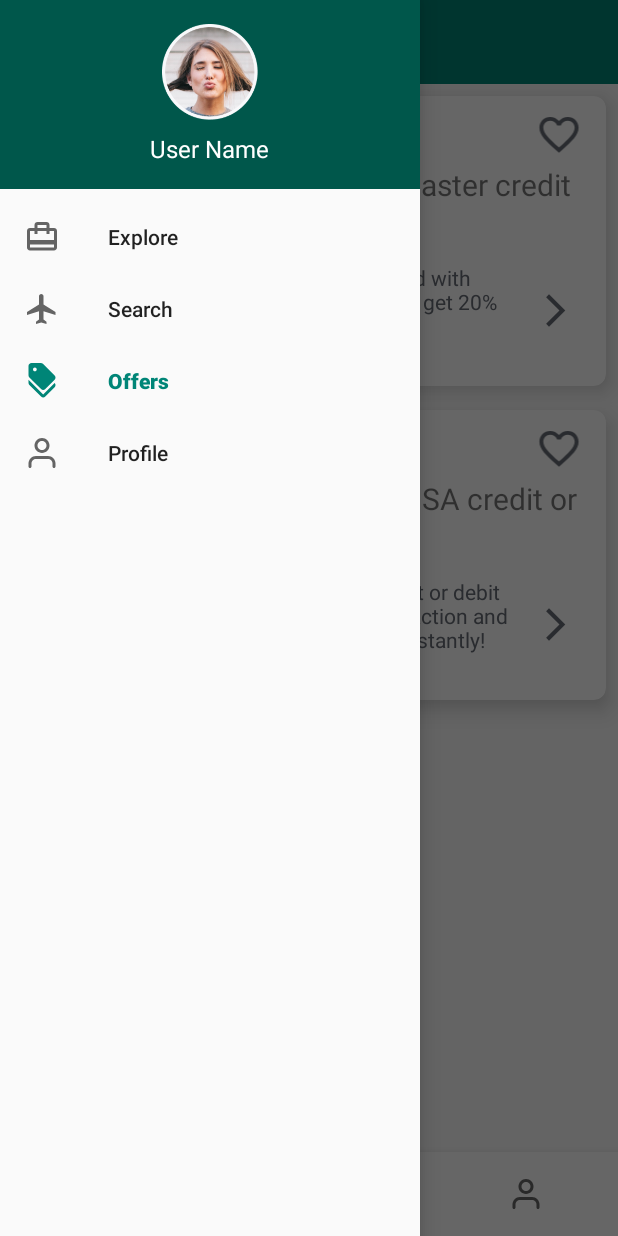
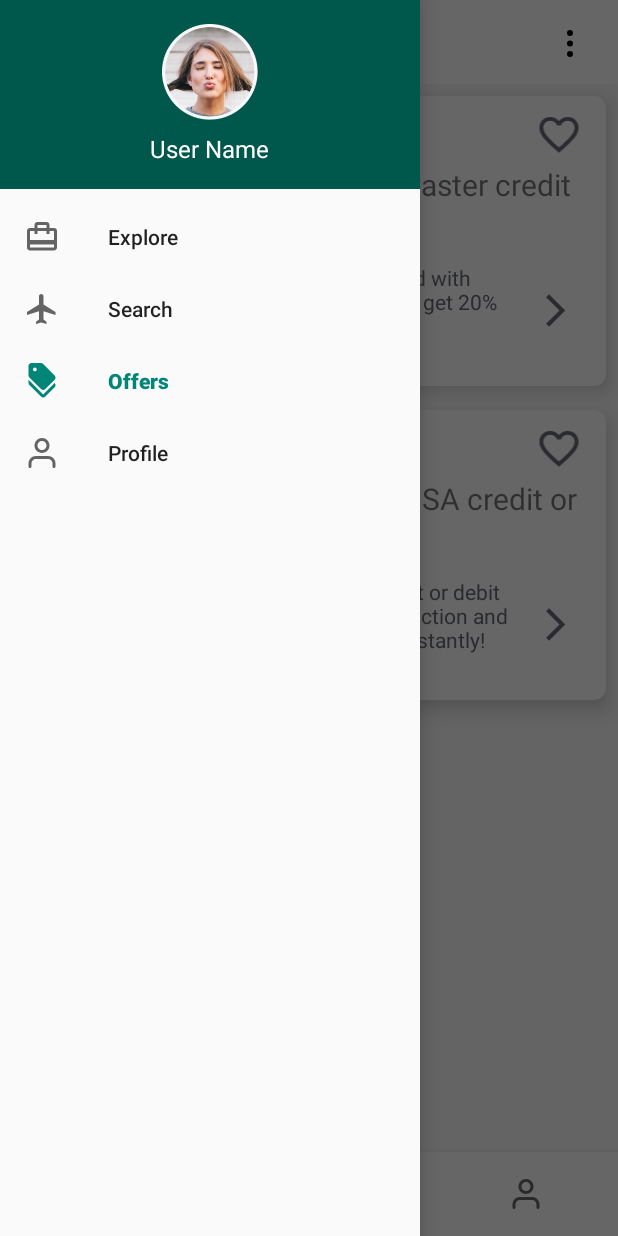
Before and after one commit to matiasaratano/flickeflight-BE4, an Android app: the screen it shows after launch (MainActivity), with the side drawer open, on a phone screen of 412 x 824 dp. Run offline under Robolectric (Android 15) with nearby library versions, the phone set to English and light mode, and no system bars; our stand-ins replace navigation-ui; Roboto replaces fonts that are not available here.

Commit message:
se agrega toolbar, se cambia color y se colocan imagenes

```diff
--- a/app/src/main/java/com/manadigital/recyclerview1/activities/MainActivity.kt
+++ b/app/src/main/java/com/manadigital/recyclerview1/activities/MainActivity.kt
@@ -1,8 +1,10 @@
 package com.manadigital.recyclerview1.activities
 
+import android.graphics.PorterDuff
 import androidx.appcompat.app.AppCompatActivity
 import android.os.Bundle
 import androidx.appcompat.widget.Toolbar
+import androidx.core.content.ContextCompat
 import androidx.drawerlayout.widget.DrawerLayout
 import androidx.navigation.fragment.NavHostFragment
 import androidx.navigation.ui.NavigationUI
--- a/app/src/main/java/com/manadigital/recyclerview1/fragments/OfferFragment.kt
+++ b/app/src/main/java/com/manadigital/recyclerview1/fragments/OfferFragment.kt
@@ -21,6 +21,7 @@ class OfferFragment : Fragment(), OnItemClickedListener{
     lateinit var recOffers : RecyclerView
 
     var offers : MutableList<Offers> = ArrayList()
+
     private lateinit var linearLayoutManager: LinearLayoutManager
     private lateinit var offerListAdapter: OfferListAdapter
 
--- a/app/src/main/res/layout/activity_main.xml
+++ b/app/src/main/res/layout/activity_main.xml
@@ -44,11 +44,44 @@
                 android:id="@+id/toolbar"
                 android:layout_width="match_parent"
                 android:layout_height="?attr/actionBarSize"
-                android:background="?attr/colorPrimary"
-                android:theme="@style/ThemeOverlay.AppCompat.Dark.ActionBar"
+                android:background="#FFFFFF"
+                app:layout_constraintEnd_toEndOf="parent"
                 app:layout_constraintStart_toStartOf="parent"
-                app:layout_constraintTop_toTopOf="parent"
-                app:popupTheme="@style/ThemeOverlay.AppCompat.Light" />
+                app:layout_constraintTop_toTopOf="parent">
+
+
+                <androidx.constraintlayout.widget.ConstraintLayout
+                    android:layout_width="match_parent"
+                    android:layout_height="match_parent">
+
+                    <TextView
+                        android:id="@+id/toolbar_title"
+                        android:layout_width="wrap_content"
+                        android:layout_height="wrap_content"
+                        android:text="Your Title"
+                        android:layout_marginEnd="50dp"
+                        android:textColor="#000000"
+                        android:textSize="20sp"
+                        app:layout_constraintBottom_toBottomOf="parent"
+                        app:layout_constraintEnd_toEndOf="parent"
+                        app:layout_constraintHorizontal_bias="0.5"
+                        app:layout_constraintStart_toStartOf="parent"
+                        app:layout_constraintTop_toTopOf="parent" />
+
+                    <ImageView
+                        android:id="@+id/more_vert"
+                        android:layout_width="32dp"
+                        android:layout_height="32dp"
+                        android:layout_marginEnd="16dp"
+                        android:contentDescription="@string/more_options"
+                        android:src="@drawable/ic_more_vert"
+                        app:layout_constraintBottom_toBottomOf="parent"
+                        app:layout_constraintEnd_toEndOf="parent"
+                        app:layout_constraintTop_toTopOf="parent" />
+
+                </androidx.constraintlayout.widget.ConstraintLayout>
+
+            </androidx.appcompat.widget.Toolbar>
 
             <androidx.recyclerview.widget.RecyclerView
                 android:id="@+id/offers_recyclerview"
--- a/app/src/main/res/layout/fragment_search.xml
+++ b/app/src/main/res/layout/fragment_search.xml
@@ -243,11 +243,10 @@
         android:id="@+id/offers_horizontalRV"
         android:layout_width="wrap_content"
         android:layout_height="wrap_content"
+        android:layout_marginTop="40dp"
         android:scrollbars="horizontal"
-        android:layout_marginTop="40dp"
-        android:layout_marginStart="15dp"
+        app:layout_constraintStart_toStartOf="parent"
         app:layout_constraintTop_toBottomOf="@id/main_container"
-        app:layout_constraintStart_toStartOf="parent"
         tools:ignore="MissingConstraints" />
 
 </androidx.constraintlayout.widget.ConstraintLayout>
--- a/app/src/main/res/navigation/navgraph.xml
+++ b/app/src/main/res/navigation/navgraph.xml
@@ -19,9 +19,10 @@
         android:name="com.manadigital.recyclerview1.fragments.ProfileFragment"
         android:label="fragment_profile"
         tools:layout="@layout/fragment_profile" />
+
     <fragment
-        android:id="@+id/offerFragment"
-        android:name="com.manadigital.recyclerview1.fragments.OfferFragment"
-        android:label="fragment_offer"
-        tools:layout="@layout/fragment_offer" />
+        android:id="@+id/bottom_bar_search"
+        android:name="com.manadigital.recyclerview1.fragments.SearchFragment"
+        android:label="SearchFragment"
+        tools:layout="@layout/fragment_search"/>
 </navigation>
```
